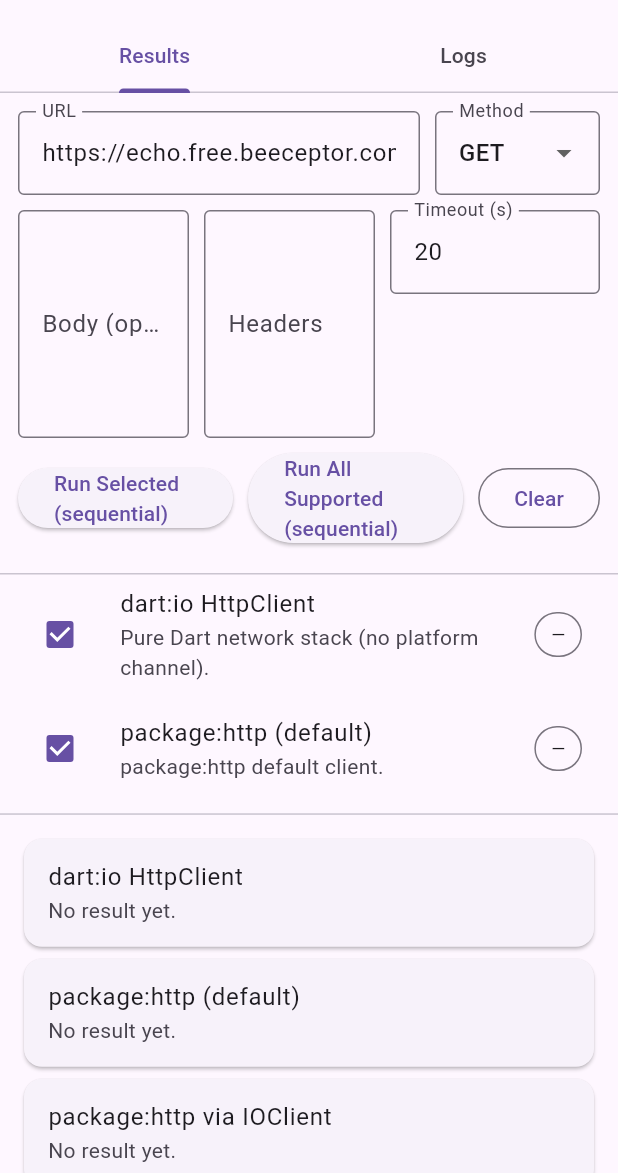
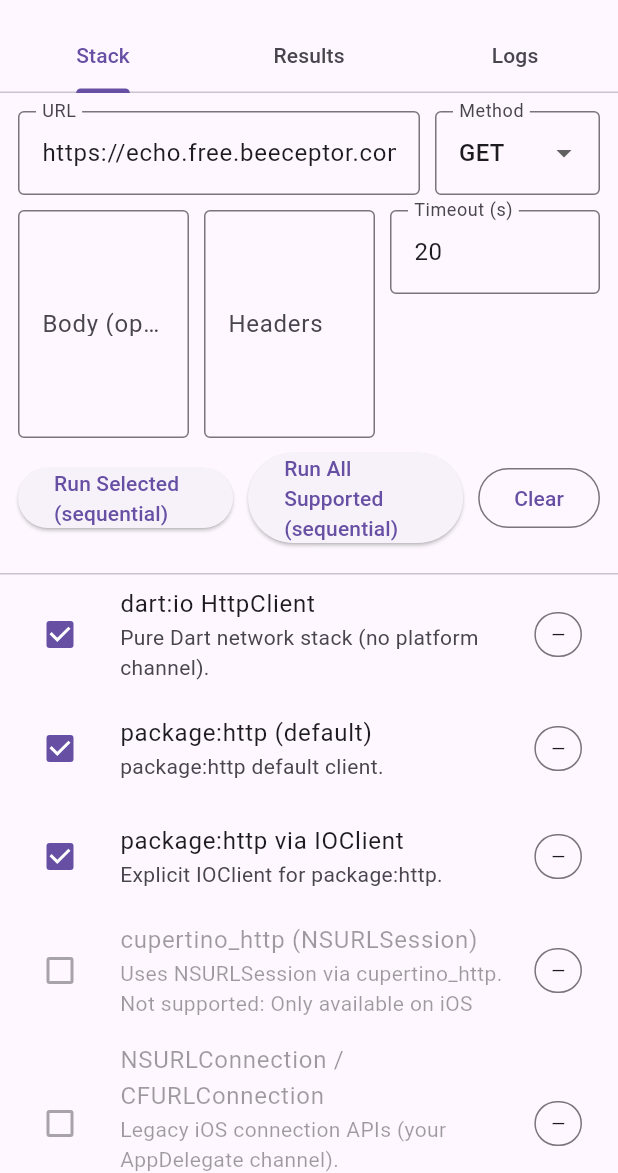
Before and after one commit to XDcobra/Fluttida, a Flutter app: the screen it shows after launch, on a phone screen of 412 x 824 dp, the part 63-1236 px from its top. Run offline on Flutter 3.47's test engine with Material 3 defaults, Android fonts, the phone set to English and light mode, and no system bars; our stand-ins replace webview_flutter; missing offline and left inert: cupertino_http.

Commit message:
refactor(ui): added another tab Stack to seperate results and stack choosing

```diff
--- a/example_app/fluttida/lib/lab_screen.dart
+++ b/example_app/fluttida/lib/lab_screen.dart
@@ -460,6 +460,16 @@ class _LabScreenState extends State<LabScreen> {
 
     final queue = stacks.where((s) => s.support().supported).toList();
     await ctrl.runSequential(queue: queue, runName: "Run All Supported");
+
+    if (!mounted) return;
+    ScaffoldMessenger.of(context).showSnackBar(
+      const SnackBar(
+        content: Text(
+          "Run finished — results are available in the 'Results' tab.",
+        ),
+        duration: Duration(seconds: 3),
+      ),
+    );
   }
 
   Future<void> _runSelected() async {
@@ -471,6 +481,16 @@ class _LabScreenState extends State<LabScreen> {
         .toList();
 
     await ctrl.runSequential(queue: queue, runName: "Run Selected");
+
+    if (!mounted) return;
+    ScaffoldMessenger.of(context).showSnackBar(
+      const SnackBar(
+        content: Text(
+          "Run finished — results are available in the 'Results' tab.",
+        ),
+        duration: Duration(seconds: 3),
+      ),
+    );
   }
 
   @override
@@ -479,18 +499,22 @@ class _LabScreenState extends State<LabScreen> {
       animation: ctrl,
       builder: (context, _) {
         return DefaultTabController(
-          length: 2,
+          length: 3,
           child: Scaffold(
             appBar: AppBar(
               title: const Text("Fluttida – Network Stack Lab"),
               bottom: const TabBar(
                 tabs: [
+                  Tab(text: "Stack"),
                   Tab(text: "Results"),
                   Tab(text: "Logs"),
                 ],
               ),
             ),
-            body: Column(
+            body: TabBarView(
+              children: [
+                // STACK tab: Config + Stack list (no response pane)
+                Column(
                   children: [
                     // A) Config
                     Padding(
@@ -585,7 +609,8 @@ class _LabScreenState extends State<LabScreen> {
                                     text: _timeoutSeconds.toString(),
                                   ),
                                   onChanged: (v) {
-                                final n = int.tryParse(v) ?? _timeoutSeconds;
+                                    final n =
+                                        int.tryParse(v) ?? _timeoutSeconds;
                                     setState(() => _timeoutSeconds = n);
                                   },
                                   enabled: !ctrl.isRunning,
@@ -598,8 +623,12 @@ class _LabScreenState extends State<LabScreen> {
                             children: [
                               Expanded(
                                 child: ElevatedButton(
-                              onPressed: ctrl.isRunning ? null : _runSelected,
-                              child: const Text("Run Selected (sequential)"),
+                                  onPressed: ctrl.isRunning
+                                      ? null
+                                      : _runSelected,
+                                  child: const Text(
+                                    "Run Selected (sequential)",
+                                  ),
                                 ),
                               ),
                               const SizedBox(width: 10),
@@ -615,12 +644,15 @@ class _LabScreenState extends State<LabScreen> {
                               ),
                               const SizedBox(width: 10),
                               OutlinedButton(
-                            onPressed: ctrl.isRunning ? null : ctrl.clearOutput,
+                                onPressed: ctrl.isRunning
+                                    ? null
+                                    : ctrl.clearOutput,
                                 child: const Text("Clear"),
                               ),
                             ],
                           ),
-                      if (ctrl.isRunning && ctrl.currentStackId != null) ...[
+                          if (ctrl.isRunning &&
+                              ctrl.currentStackId != null) ...[
                             const SizedBox(height: 8),
                             Align(
                               alignment: Alignment.centerLeft,
@@ -637,7 +669,9 @@ class _LabScreenState extends State<LabScreen> {
                             child: SizedBox(
                               height: 0,
                               width: 0,
-                          child: WebViewWidget(controller: _webViewController),
+                              child: WebViewWidget(
+                                controller: _webViewController,
+                              ),
                             ),
                           ),
                         ],
@@ -648,7 +682,6 @@ class _LabScreenState extends State<LabScreen> {
 
                     // B) Stack list
                     Expanded(
-                  flex: 2,
                       child: ListView.builder(
                         itemCount: stacks.length,
                         itemBuilder: (context, i) {
@@ -667,7 +700,8 @@ class _LabScreenState extends State<LabScreen> {
                               value: isSelected,
                               onChanged: (!sup.supported || ctrl.isRunning)
                                   ? null
-                              : (v) => ctrl.toggleSelected(s.id, v ?? false),
+                                  : (v) =>
+                                        ctrl.toggleSelected(s.id, v ?? false),
                             ),
                             title: Row(
                               children: [
@@ -690,7 +724,10 @@ class _LabScreenState extends State<LabScreen> {
                                   ? s.description
                                   : "${s.description}\nNot supported: ${sup.reason}",
                             ),
-                        trailing: _StatusChip(status: status, error: hasErr),
+                            trailing: _StatusChip(
+                              status: status,
+                              error: hasErr,
+                            ),
                             onTap: () {
                               showModalBottomSheet(
                                 context: context,
@@ -698,7 +735,8 @@ class _LabScreenState extends State<LabScreen> {
                                   padding: const EdgeInsets.all(16),
                                   child: Column(
                                     mainAxisSize: MainAxisSize.min,
-                                crossAxisAlignment: CrossAxisAlignment.start,
+                                    crossAxisAlignment:
+                                        CrossAxisAlignment.start,
                                     children: [
                                       Text(
                                         s.name,
@@ -725,15 +763,10 @@ class _LabScreenState extends State<LabScreen> {
                         },
                       ),
                     ),
+                  ],
+                ),
 
-                const Divider(height: 1),
-
-                // C) Output pane
-                Expanded(
-                  flex: 3,
-                  child: TabBarView(
-                    children: [
-                      // Results
+                // RESULTS tab: Responses
                 ListView(
                   padding: const EdgeInsets.all(12),
                   children: stacks.map((s) {
@@ -764,7 +797,7 @@ class _LabScreenState extends State<LabScreen> {
                   }).toList(),
                 ),
 
-                      // Logs
+                // LOGS tab
                 ListView.builder(
                   padding: const EdgeInsets.all(12),
                   itemCount: ctrl.logs.length,
@@ -781,9 +814,6 @@ class _LabScreenState extends State<LabScreen> {
                       style: const TextStyle(fontFamily: "monospace"),
                     );
                   },
-                      ),
-                    ],
-                  ),
                 ),
               ],
             ),
```
Lines whose indentation alone changed are shown as unchanged.
